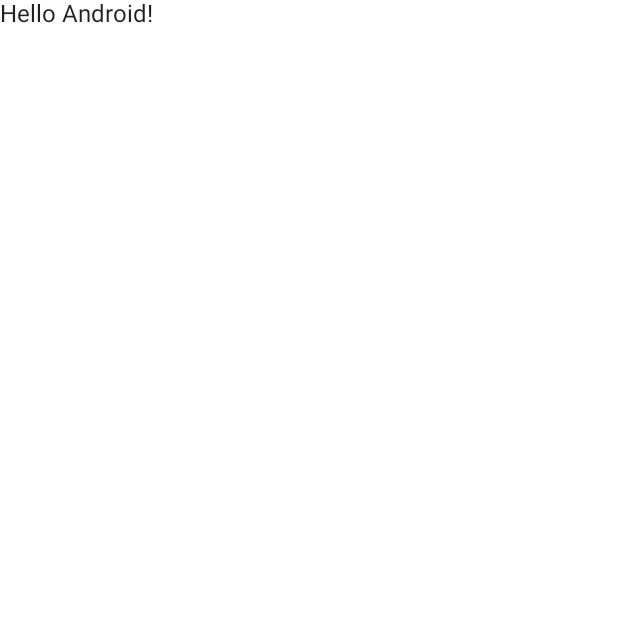
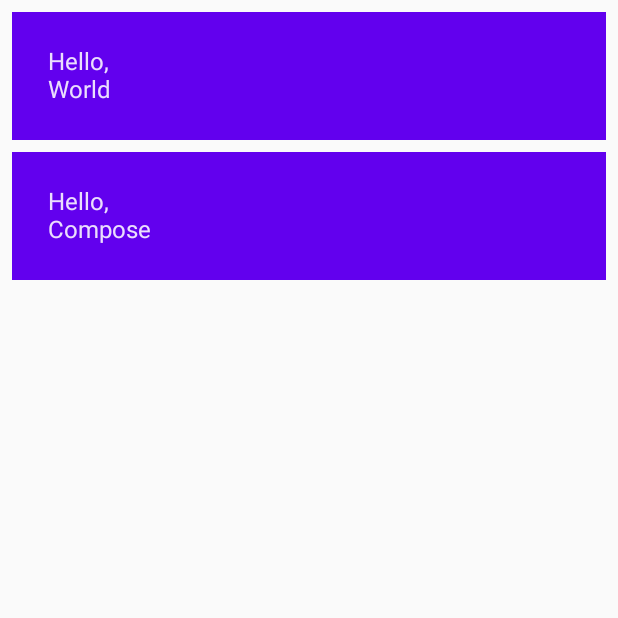
Before and after one commit to Enissay38/TutorialCompose, an Android app built with Jetpack Compose: the screen it shows after launch (MainActivity), on a phone screen of 412 x 824 dp, the top half of it. Before the commit the part shown is almost empty. Run offline under Robolectric (Android 15) with nearby library versions, the phone set to English and light mode, and no system bars.

Commit message:
add Line and Column

```diff
--- a/app/src/main/java/com/example/listtuto/MainActivity.kt
+++ b/app/src/main/java/com/example/listtuto/MainActivity.kt
@@ -3,13 +3,16 @@ package com.example.listtuto
 import android.os.Bundle
 import androidx.activity.ComponentActivity
 import androidx.activity.compose.setContent
-import androidx.compose.foundation.layout.fillMaxSize
+import androidx.compose.foundation.layout.Column
+import androidx.compose.foundation.layout.fillMaxWidth
+import androidx.compose.foundation.layout.padding
 import androidx.compose.material.MaterialTheme
 import androidx.compose.material.Surface
 import androidx.compose.material.Text
 import androidx.compose.runtime.Composable
 import androidx.compose.ui.Modifier
 import androidx.compose.ui.tooling.preview.Preview
+import androidx.compose.ui.unit.dp
 import com.example.listtuto.ui.theme.ListTutoTheme
 
 class MainActivity : ComponentActivity() {
@@ -17,27 +20,42 @@ class MainActivity : ComponentActivity() {
         super.onCreate(savedInstanceState)
         setContent {
             ListTutoTheme {
-                // A surface container using the 'background' color from the theme
-                Surface(
-                    modifier = Modifier.fillMaxSize(),
-                    color = MaterialTheme.colors.background
-                ) {
-                    Greeting("Android")
-                }
+                MyApp()
             }
         }
     }
 }
 
 @Composable
-fun Greeting(name: String) {
-    Text(text = "Hello $name!")
+private fun MyApp(names: List<String> = listOf("World", "Compose")) {
+    Column(modifier = Modifier.padding(vertical = 4.dp)) {
+        for (name in names) {
+            Greeting(name = name)
+        }
+    }
 }
 
-@Preview(showBackground = true)
+@Composable
+fun Greeting(name: String) {
+    Surface(
+        color = MaterialTheme.colors.primary,
+        modifier = Modifier.padding(horizontal = 8.dp, vertical = 4.dp)
+    ) {
+        Column(
+            modifier = Modifier
+                .padding(24.dp)
+                .fillMaxWidth()
+        ) {
+            Text(text = "Hello,")
+            Text(text = name)
+        }
+    }
+}
+
+@Preview(showBackground = true, widthDp = 320)
 @Composable
 fun DefaultPreview() {
     ListTutoTheme {
-        Greeting("Android")
+        MyApp()
     }
 }
```
Also changed, not shown: 1 other file.
